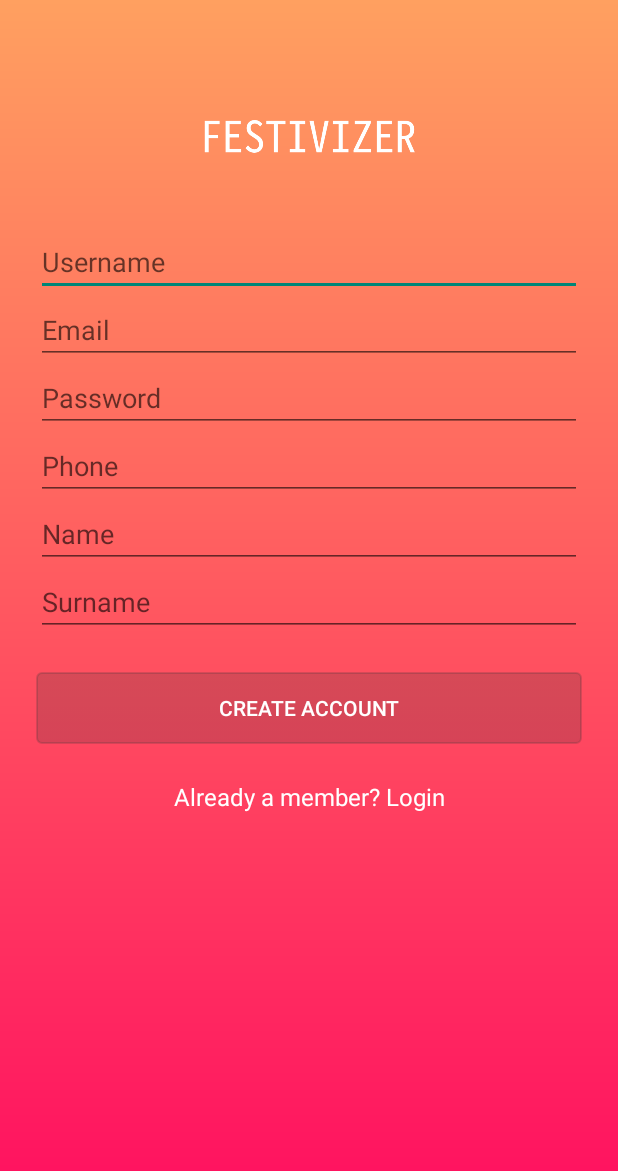
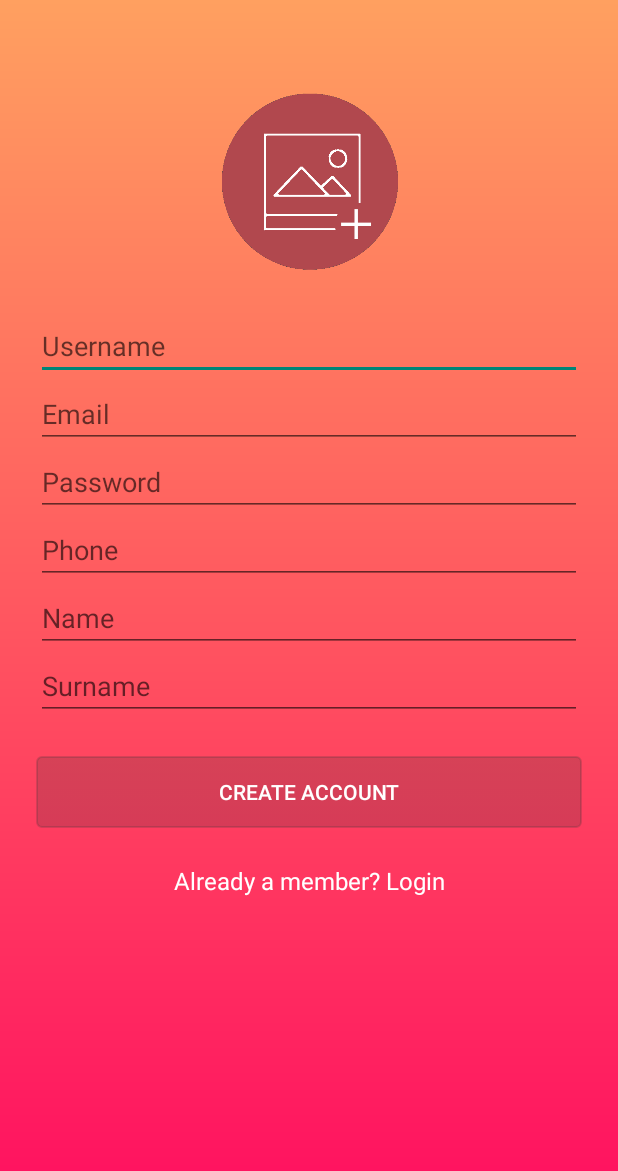
Before and after one commit to daniel-sparemblek/festivizer, an Android app: the SignupActivity screen opened directly, with no data from a screen before it, on a phone screen of 412 x 824 dp. Shown: the top 1171 px of the screen. Run offline under Robolectric (Android 15) with nearby library versions, the phone set to English and light mode, and no system bars.

Commit message:
added a new default profile picture

```diff
--- a/OrganizationOfTheFestival/app/src/main/res/layout/activity_signup.xml
+++ b/OrganizationOfTheFestival/app/src/main/res/layout/activity_signup.xml
@@ -14,11 +14,13 @@
         android:paddingLeft="24dp"
         android:paddingRight="24dp">
 
-        <ImageView android:src="@drawable/logo"
+        <ImageView
+            android:id="@+id/profile_picture"
             android:layout_width="wrap_content"
-            android:layout_height="72dp"
+            android:layout_height="128dp"
+            android:layout_gravity="center_horizontal"
             android:layout_marginBottom="24dp"
-            android:layout_gravity="center_horizontal" />
+            android:src="@drawable/default_profile_picture" />
 
         <!--  Name Label -->
         <EditText android:id="@+id/input_username"
```
